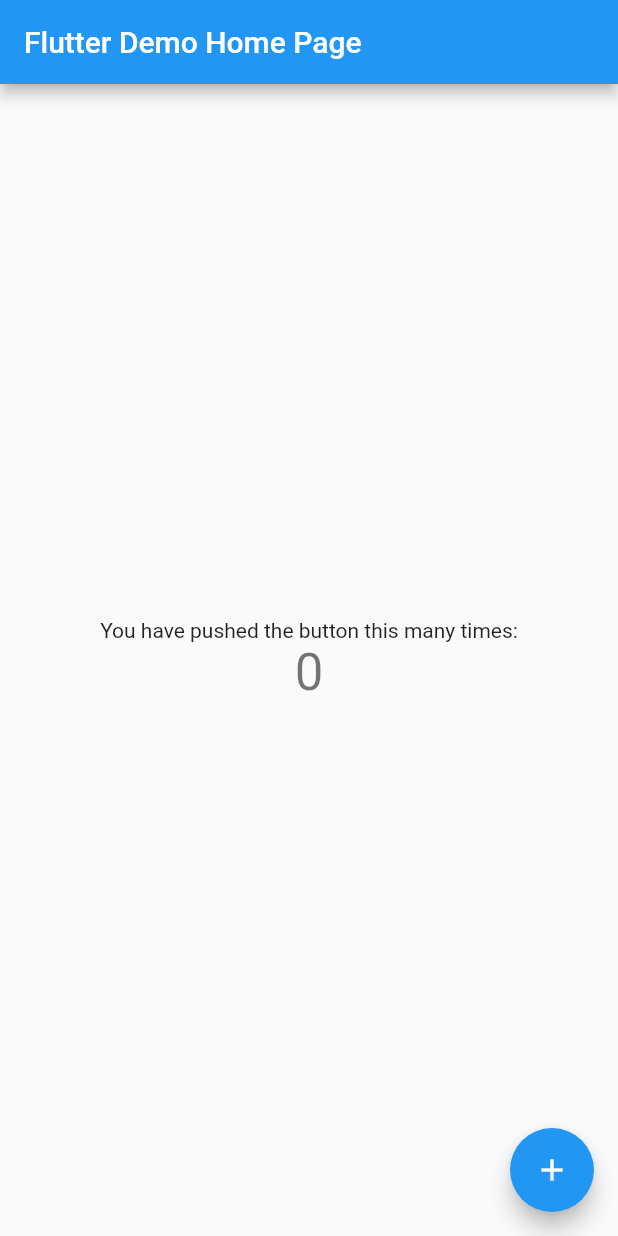
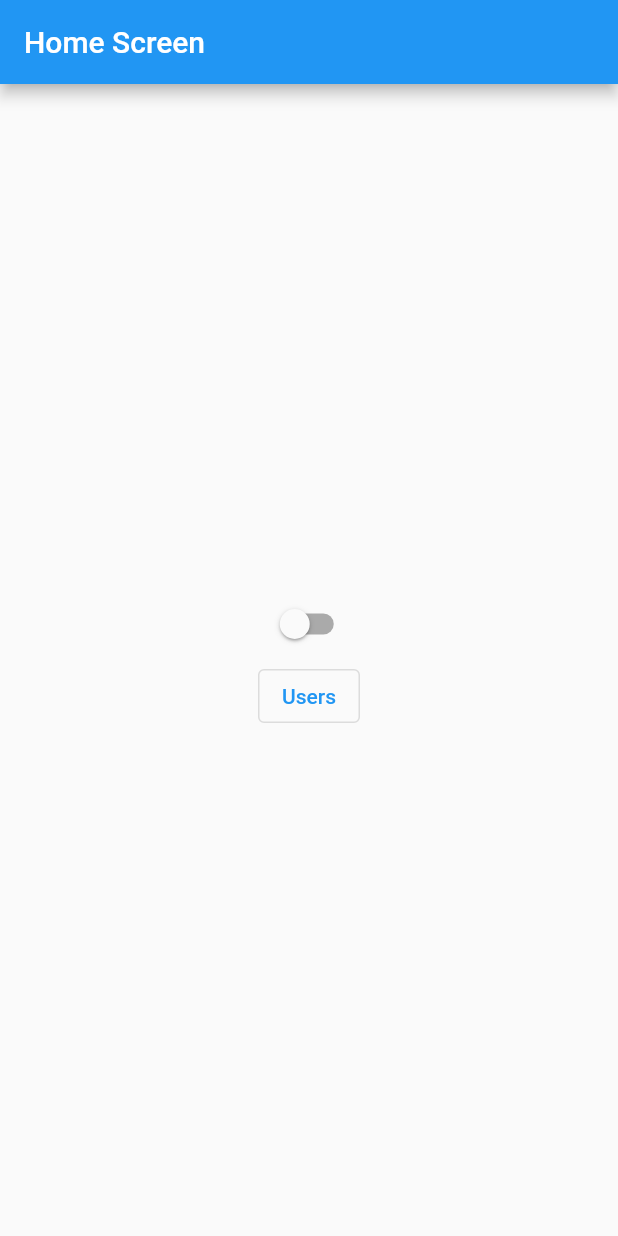
Before and after one commit to SiGMobileUIUC/flutter_hive_example, a Flutter app: the screen it shows after launch, on a phone screen of 412 x 824 dp. Run offline on Flutter 3.47's test engine with Material 2 defaults, Android fonts, the phone set to English and light mode, and no system bars; our stand-ins replace hive, hive_flutter; accounts and stored records are empty.

Commit message:
Completed example

```diff
--- a/lib/main.dart
+++ b/lib/main.dart
@@ -1,115 +1,40 @@
 import 'package:flutter/material.dart';
+import 'package:flutter_hive_example/screens/add_user_screen/add_user_screen.dart';
+import 'package:flutter_hive_example/screens/home_screen/home_screen.dart';
+import 'package:flutter_hive_example/screens/users_screen/users_screen.dart';
+import 'package:flutter_hive_example/services/local_storage_service.dart';
+import 'package:hive_flutter/hive_flutter.dart';
+import 'package:provider/provider.dart';
 
-void main() {
+import 'models/user.dart';
+
+void main() async {
+  await Hive.initFlutter();
+
+  Hive.registerAdapter(UserAdapter());
+
+  await Hive.openBox('settings');
+  await Hive.openBox<User>('users');
+
   runApp(const MyApp());
 }
 
 class MyApp extends StatelessWidget {
   const MyApp({super.key});
 
-  // This widget is the root of your application.
   @override
   Widget build(BuildContext context) {
-    return MaterialApp(
-      title: 'Flutter Demo',
-      theme: ThemeData(
-        // This is the theme of your application.
-        //
-        // Try running your application with "flutter run". You'll see the
-        // application has a blue toolbar. Then, without quitting the app, try
-        // changing the primarySwatch below to Colors.green and then invoke
-        // "hot reload" (press "r" in the console where you ran "flutter run",
-        // or simply save your changes to "hot reload" in a Flutter IDE).
-        // Notice that the counter didn't reset back to zero; the application
-        // is not restarted.
-        primarySwatch: Colors.blue,
+    return Provider(
+      create: (_) => LocalStorageService(),
+      child: MaterialApp(
+        title: 'Demo Settings',
+        routes: {
+          '/': (_) => const HomeScreen(),
+          '/users': (_) => const UsersScreen(),
+          '/addUser': (_) => const AddUserScreen(),
+        },
+        initialRoute: '/',
       ),
-      home: const MyHomePage(title: 'Flutter Demo Home Page'),
     );
   }
 }
-
-class MyHomePage extends StatefulWidget {
-  const MyHomePage({super.key, required this.title});
-
-  // This widget is the home page of your application. It is stateful, meaning
-  // that it has a State object (defined below) that contains fields that affect
-  // how it looks.
-
-  // This class is the configuration for the state. It holds the values (in this
-  // case the title) provided by the parent (in this case the App widget) and
-  // used by the build method of the State. Fields in a Widget subclass are
-  // always marked "final".
-
-  final String title;
-
-  @override
-  State<MyHomePage> createState() => _MyHomePageState();
-}
-
-class _MyHomePageState extends State<MyHomePage> {
-  int _counter = 0;
-
-  void _incrementCounter() {
-    setState(() {
-      // This call to setState tells the Flutter framework that something has
-      // changed in this State, which causes it to rerun the build method below
-      // so that the display can reflect the updated values. If we changed
-      // _counter without calling setState(), then the build method would not be
-      // called again, and so nothing would appear to happen.
-      _counter++;
-    });
-  }
-
-  @override
-  Widget build(BuildContext context) {
-    // This method is rerun every time setState is called, for instance as done
-    // by the _incrementCounter method above.
-    //
-    // The Flutter framework has been optimized to make rerunning build methods
-    // fast, so that you can just rebuild anything that needs updating rather
-    // than having to individually change instances of widgets.
-    return Scaffold(
-      appBar: AppBar(
-        // Here we take the value from the MyHomePage object that was created by
-        // the App.build method, and use it to set our appbar title.
-        title: Text(widget.title),
-      ),
-      body: Center(
-        // Center is a layout widget. It takes a single child and positions it
-        // in the middle of the parent.
-        child: Column(
-          // Column is also a layout widget. It takes a list of children and
-          // arranges them vertically. By default, it sizes itself to fit its
-          // children horizontally, and tries to be as tall as its parent.
-          //
-          // Invoke "debug painting" (press "p" in the console, choose the
-          // "Toggle Debug Paint" action from the Flutter Inspector in Android
-          // Studio, or the "Toggle Debug Paint" command in Visual Studio Code)
-          // to see the wireframe for each widget.
-          //
-          // Column has various properties to control how it sizes itself and
-          // how it positions its children. Here we use mainAxisAlignment to
-          // center the children vertically; the main axis here is the vertical
-          // axis because Columns are vertical (the cross axis would be
-          // horizontal).
-          mainAxisAlignment: MainAxisAlignment.center,
-          children: <Widget>[
-            const Text(
-              'You have pushed the button this many times:',
-            ),
-            Text(
-              '$_counter',
-              style: Theme.of(context).textTheme.headline4,
-            ),
-          ],
-        ),
-      ),
-      floatingActionButton: FloatingActionButton(
-        onPressed: _incrementCounter,
-        tooltip: 'Increment',
-        child: const Icon(Icons.add),
-      ), // This trailing comma makes auto-formatting nicer for build methods.
-    );
-  }
-}
--- /dev/null
+++ b/lib/misc/constants.dart
@@ -0,0 +1 @@
+const String userBoxName = 'users';
--- /dev/null
+++ b/lib/models/user.dart
@@ -0,0 +1,24 @@
+import 'package:hive/hive.dart';
+
+part 'user.g.dart';
+
+@HiveType(typeId: 0)
+class User {
+  @HiveField(0)
+  final String id;
+  @HiveField(1, defaultValue: "John")
+  final String firstName;
+  @HiveField(2, defaultValue: "Doe")
+  final String lastName;
+
+  User({
+    required this.id,
+    required this.firstName,
+    required this.lastName,
+  });
+
+  @override
+  String toString() {
+    return "User(id: $id, firstName: $firstName, lastName: $lastName)";
+  }
+}
--- /dev/null
+++ b/lib/screens/home_screen/home_screen.dart
@@ -0,0 +1,41 @@
+import 'package:flutter/material.dart';
+import 'package:hive_flutter/hive_flutter.dart';
+
+class HomeScreen extends StatelessWidget {
+  const HomeScreen({super.key});
+
+  @override
+  Widget build(BuildContext context) {
+    return Scaffold(
+      appBar: AppBar(
+        title: const Text('Home Screen'),
+      ),
+      body: Center(
+        child: Column(
+          mainAxisSize: MainAxisSize.max,
+          mainAxisAlignment: MainAxisAlignment.center,
+          crossAxisAlignment: CrossAxisAlignment.center,
+          children: [
+            ValueListenableBuilder<Box>(
+              valueListenable: Hive.box('settings').listenable(),
+              builder: (context, box, widget) {
+                return Switch(
+                  value: box.get('darkMode', defaultValue: false),
+                  onChanged: (val) {
+                    box.put('darkMode', val);
+                  },
+                );
+              },
+            ),
+            OutlinedButton(
+              onPressed: () {
+                Navigator.of(context).pushNamed('/users');
+              },
+              child: const Text('Users'),
+            ),
+          ],
+        ),
+      ),
+    );
+  }
+}
--- a/pubspec.yaml
+++ b/pubspec.yaml
@@ -36,6 +36,9 @@ dependencies:
   # The following adds the Cupertino Icons font to your application.
   # Use with the CupertinoIcons class for iOS style icons.
   cupertino_icons: ^1.0.2
+  hive: ^2.2.3
+  hive_flutter: ^1.1.0
+  provider: ^6.0.4
 
 dev_dependencies:
   flutter_test:
@@ -47,6 +50,8 @@ dev_dependencies:
   # package. See that file for information about deactivating specific lint
   # rules and activating additional ones.
   flutter_lints: ^2.0.0
+  hive_generator: ^2.0.0
+  build_runner: ^2.3.2
 
 # For information on the generic Dart part of this file, see the
 # following page: https://dart.dev/tools/pub/pubspec
```
Also changed, not shown: lib/screens/add_user_screen/add_user_screen.dart (added, +57 -0 lines), lib/screens/users_screen/user_widget.dart (added, +28 -0 lines), lib/screens/users_screen/users_screen.dart (added, +69 -0 lines), lib/services/local_storage_service.dart (added, +23 -0 lines), lib/models/user.g.dart (added), pubspec.lock, 1 other file.
